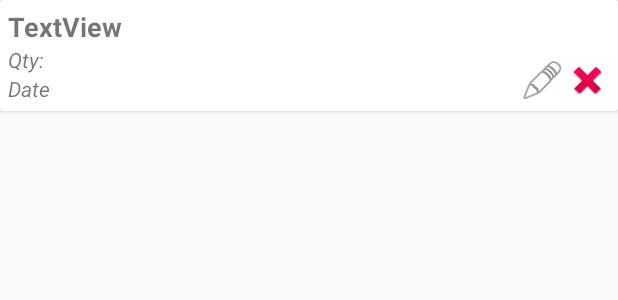
After one commit to KristaBalling/MyGroceryList, an Android app: the layout activity_details.xml on its own in the app's theme, with its tools: preview values and no code run, on a phone screen of 412 x 824 dp. The commit adds this screen. Shown: the top 300 px of the screen. Run offline under Robolectric (Android 15) with nearby library versions, the phone set to English and light mode, and no system bars.

Commit message:
DetailsActivity + still crashing after saving new items

```diff
--- a/app/src/main/java/com/theironyard/mygrocerylist/mygrocerylist/Activities/ListActivity.java
+++ b/app/src/main/java/com/theironyard/mygrocerylist/mygrocerylist/Activities/ListActivity.java
@@ -60,6 +60,7 @@ public class ListActivity extends AppCompatActivity {
             grocery.setId(c.getId());
             grocery.setDateItemAdded("Added on: " + c.getDateItemAdded());
 
+
             listItems.add(grocery);
         }
 
--- /dev/null
+++ b/app/src/main/res/layout/activity_details.xml
@@ -0,0 +1,66 @@
+<?xml version="1.0" encoding="utf-8"?>
+<android.support.constraint.ConstraintLayout
+    xmlns:android="http://schemas.android.com/apk/res/android" android:layout_width="match_parent"
+    android:layout_height="match_parent">
+
+    <android.support.v7.widget.CardView
+        android:layout_width="match_parent"
+        android:layout_height="wrap_content" >
+
+        <RelativeLayout
+            android:padding="5dp"
+            android:layout_width="match_parent"
+            android:layout_height="match_parent">
+
+            <TextView
+                android:id="@+id/itemNameDet"
+                android:text="TextView"
+                android:textStyle="bold"
+                android:textSize="18sp"
+                android:layout_width="wrap_content"
+                android:layout_height="wrap_content"/>
+
+            <TextView
+                android:id="@+id/quantityDet"
+                android:layout_below="@+id/itemNameDet"
+                android:text="Qty: "
+                android:textStyle="italic"
+                android:textSize="14sp"
+                android:layout_width="wrap_content"
+                android:layout_height="wrap_content"/>
+
+            <TextView
+                android:id="@+id/dateAddedDet"
+                android:layout_below="@+id/quantityDet"
+                android:text="Date"
+                android:textStyle="italic"
+                android:textSize="14sp"
+                android:layout_width="wrap_content"
+                android:layout_height="wrap_content"/>
+
+            <TableRow
+                android:layout_alignParentRight="true"
+                android:layout_marginTop="15dp"
+                android:orientation="horizontal"
+                android:layout_alignBottom="@+id/dateAddedDet"
+                android:layout_width="wrap_content"
+                android:layout_height="wrap_content">
+
+                <Button android:id="@+id/editButtonDet"
+                        android:layout_width="30dp"
+                        android:layout_height="30dp"
+                        android:background="@android:drawable/ic_menu_edit"/>
+
+                <Button android:id="@+id/deleteButtonDet"
+                        android:layout_width="30dp"
+                        android:layout_height="30dp"
+                        android:background="@android:drawable/ic_delete"/>
+
+            </TableRow>
+
+
+        </RelativeLayout>
+
+
+    </android.support.v7.widget.CardView>
+</android.support.constraint.ConstraintLayout>
```
Also changed, not shown: app/src/main/java/UI/RecyclerViewAdapter.java (+12 -1 lines), app/src/main/java/com/theironyard/mygrocerylist/mygrocerylist/Activities/DetailsActivity.java (added, +38 -0 lines).
